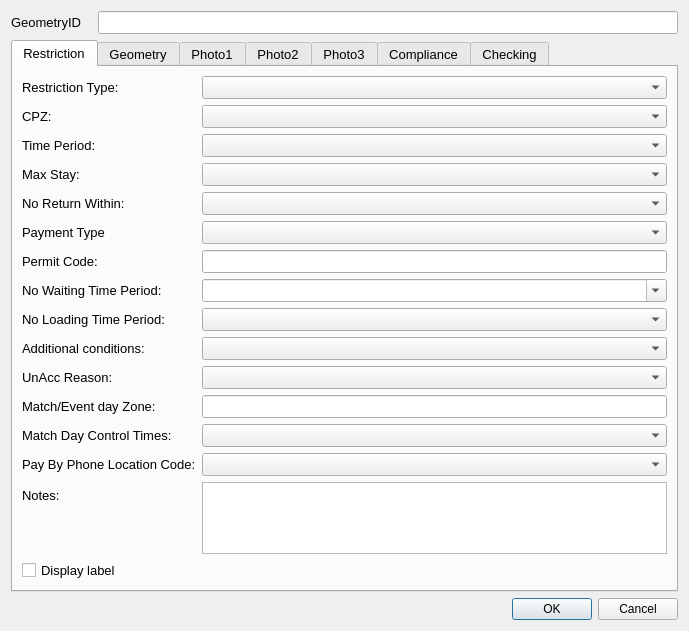
Before: the Qt Designer form ui/Supply.ui in tlh22/restrictionsWithGNSS, drawn with Qt 5.
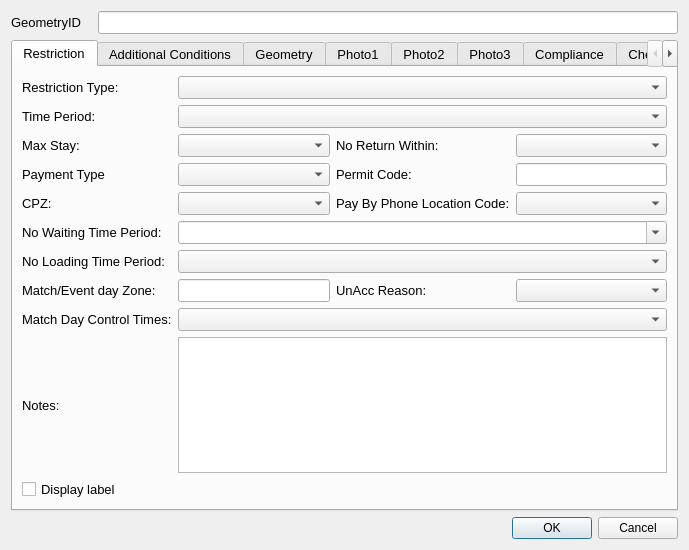
After: the same form once the commit is applied.

Commit message:
Allows multiple conditions
Not quite working as hoped ...

What changed in the file:
```diff
--- a/ui/Supply.ui
+++ b/ui/Supply.ui
@@ -121,10 +121,67 @@
       <attribute name="title">
        <string>Restriction</string>
       </attribute>
-      <layout class="QFormLayout" name="formLayout">
-       <property name="fieldGrowthPolicy">
-        <enum>QFormLayout::AllNonFixedFieldsGrow</enum>
-       </property>
+      <layout class="QGridLayout" name="gridLayout">
+       <item row="0" column="1" colspan="3">
+        <widget class="QComboBox" name="RestrictionTypeID">
+         <property name="currentIndex">
+          <number>-1</number>
+         </property>
+        </widget>
+       </item>
+       <item row="20" column="1">
+        <widget class="QLineEdit" name="MatchDayEventDayZone"/>
+       </item>
+       <item row="14" column="0">
+        <widget class="QLabel" name="lbl_WaitingTimePeriod_2">
+         <property name="minimumSize">
+          <size>
+           <width>0</width>
+           <height>0</height>
+          </size>
+         </property>
+         <property name="font">
+          <font>
+           <family>Arial</family>
+           <pointsize>10</pointsize>
+          </font>
+         </property>
+         <property name="text">
+          <string>No Loading Time Period:</string>
+         </property>
+         <property name="wordWrap">
+          <bool>true</bool>
+         </property>
+        </widget>
+       </item>
+       <item row="4" column="2">
+        <widget class="QLabel" name="lbl_NoReturn">
+         <property name="minimumSize">
+          <size>
+           <width>90</width>
+           <height>16</height>
+          </size>
+         </property>
+         <property name="font">
+          <font>
+           <family>Arial</family>
+           <pointsize>10</pointsize>
+          </font>
+         </property>
+         <property name="text">
+          <string>No Return Within:</string>
+         </property>
+        </widget>
+       </item>
+       <item row="4" column="3">
+        <widget class="QComboBox" name="NoReturnID"/>
+       </item>
+       <item row="21" column="1" colspan="3">
+        <widget class="QComboBox" name="MatchDayTimePeriodID"/>
+       </item>
+       <item row="2" column="1" colspan="3">
+        <widget class="QComboBox" name="TimePeriodID"/>
+       </item>
        <item row="0" column="0">
         <widget class="QLabel" name="lbl_RestrictionType">
          <property name="minimumSize">
@@ -144,14 +201,28 @@
          </property>
         </widget>
        </item>
-       <item row="0" column="1">
-        <widget class="QComboBox" name="RestrictionTypeID">
+       <item row="21" column="0">
+        <widget class="QLabel" name="label_7">
+         <property name="text">
+          <string>Match Day Control Times:</string>
+         </property>
+        </widget>
+       </item>
+       <item row="6" column="1">
+        <widget class="QComboBox" name="PayTypeID">
          <property name="currentIndex">
           <number>-1</number>
          </property>
         </widget>
        </item>
-       <item row="3" column="0">
+       <item row="8" column="0">
+        <widget class="QLabel" name="lbl_CPZ">
+         <property name="text">
+          <string>CPZ:</string>
+         </property>
+        </widget>
+       </item>
+       <item row="2" column="0">
         <widget class="QLabel" name="lbl_TimePeriod">
          <property name="minimumSize">
           <size>
@@ -170,8 +241,43 @@
          </property>
         </widget>
        </item>
-       <item row="3" column="1">
-        <widget class="QComboBox" name="TimePeriodID"/>
+       <item row="20" column="0">
+        <widget class="QLabel" name="label_15">
+         <property name="text">
+          <string>Match/Event day Zone:</string>
+         </property>
+        </widget>
+       </item>
+       <item row="20" column="3">
+        <widget class="QComboBox" name="UnacceptableTypeID"/>
+       </item>
+       <item row="13" column="1" colspan="3">
+        <widget class="QComboBox" name="NoWaitingTimeID">
+         <property name="editable">
+          <bool>true</bool>
+         </property>
+        </widget>
+       </item>
+       <item row="8" column="2">
+        <widget class="QLabel" name="label_13">
+         <property name="text">
+          <string>Pay By Phone Location Code:</string>
+         </property>
+        </widget>
+       </item>
+       <item row="20" column="2">
+        <widget class="QLabel" name="label_14">
+         <property name="text">
+          <string>UnAcc Reason:</string>
+         </property>
+        </widget>
+       </item>
+       <item row="6" column="2">
+        <widget class="QLabel" name="lbl_permitCode">
+         <property name="text">
+          <string>Permit Code:</string>
+         </property>
+        </widget>
        </item>
        <item row="4" column="0">
         <widget class="QLabel" name="lbl_MaxStay">
@@ -192,32 +298,26 @@
          </property>
         </widget>
        </item>
+       <item row="8" column="3">
+        <widget class="QComboBox" name="PayParkingAreaID"/>
+       </item>
+       <item row="22" column="1" colspan="3">
+        <widget class="QTextEdit" name="Notes"/>
+       </item>
+       <item row="8" column="1">
+        <widget class="QComboBox" name="CPZ"/>
+       </item>
        <item row="4" column="1">
         <widget class="QComboBox" name="MaxStayID"/>
        </item>
-       <item row="5" column="0">
-        <widget class="QLabel" name="lbl_NoReturn">
-         <property name="minimumSize">
-          <size>
-           <width>90</width>
-           <height>16</height>
-          </size>
-         </property>
-         <property name="font">
-          <font>
-           <family>Arial</family>
-           <pointsize>10</pointsize>
-          </font>
-         </property>
+       <item row="22" column="0">
+        <widget class="QLabel" name="label_2">
          <property name="text">
-          <string>No Return Within:</string>
+          <string>Notes:</string>
          </property>
         </widget>
        </item>
-       <item row="5" column="1">
-        <widget class="QComboBox" name="NoReturnID"/>
-       </item>
-       <item row="7" column="0">
+       <item row="6" column="0">
         <widget class="QLabel" name="lbl_PaymentType">
          <property name="minimumSize">
           <size>
@@ -236,100 +336,20 @@
          </property>
         </widget>
        </item>
-       <item row="7" column="1">
-        <widget class="QComboBox" name="PayTypeID">
-         <property name="currentIndex">
-          <number>-1</number>
-         </property>
-        </widget>
-       </item>
-       <item row="8" column="0">
-        <widget class="QLabel" name="lbl_permitCode">
+       <item row="23" column="0">
+        <widget class="QCheckBox" name="DisplayLabel">
          <property name="text">
-          <string>Permit Code:</string>
+          <string>Display label</string>
          </property>
         </widget>
        </item>
-       <item row="8" column="1">
+       <item row="6" column="3">
         <widget class="QLineEdit" name="PermitCode"/>
        </item>
-       <item row="11" column="0">
-        <widget class="QLabel" name="lbl_AdditionalConditions">
-         <property name="minimumSize">
-          <size>
-           <width>90</width>
-           <height>16</height>
-          </size>
-         </property>
-         <property name="font">
-          <font>
-           <family>Arial</family>
-           <pointsize>10</pointsize>
-          </font>
-         </property>
-         <property name="text">
-          <string>Additional conditions:</string>
-         </property>
-        </widget>
-       </item>
-       <item row="11" column="1">
-        <widget class="QComboBox" name="AdditionalConditionID">
-         <property name="currentIndex">
-          <number>-1</number>
-         </property>
-        </widget>
-       </item>
-       <item row="19" column="1">
-        <widget class="QTextEdit" name="Notes"/>
-       </item>
-       <item row="19" column="0">
-        <widget class="QLabel" name="label_2">
-         <property name="text">
-          <string>Notes:</string>
-         </property>
-        </widget>
-       </item>
-       <item row="1" column="0">
-        <widget class="QLabel" name="lbl_CPZ">
-         <property name="text">
-          <string>CPZ:</string>
-         </property>
-        </widget>
-       </item>
-       <item row="1" column="1">
-        <widget class="QComboBox" name="CPZ"/>
-       </item>
-       <item row="14" column="0">
-        <widget class="QLabel" name="label_7">
-         <property name="text">
-          <string>Match Day Control Times:</string>
-         </property>
-        </widget>
-       </item>
-       <item row="14" column="1">
-        <widget class="QComboBox" name="MatchDayTimePeriodID"/>
-       </item>
-       <item row="17" column="0">
-        <widget class="QLabel" name="label_13">
-         <property name="text">
-          <string>Pay By Phone Location Code:</string>
-         </property>
-        </widget>
-       </item>
-       <item row="17" column="1">
-        <widget class="QComboBox" name="PayParkingAreaID"/>
-       </item>
-       <item row="10" column="1">
+       <item row="14" column="1" colspan="3">
         <widget class="QComboBox" name="NoLoadingTimeID"/>
        </item>
-       <item row="9" column="1">
-        <widget class="QComboBox" name="NoWaitingTimeID">
-         <property name="editable">
-          <bool>true</bool>
-         </property>
-        </widget>
-       </item>
-       <item row="9" column="0">
+       <item row="13" column="0">
         <widget class="QLabel" name="lbl_WaitingTimePeriod">
          <property name="sizePolicy">
           <sizepolicy hsizetype="Preferred" vsizetype="Preferred">
@@ -357,52 +377,20 @@
          </property>
         </widget>
        </item>
-       <item row="10" column="0">
-        <widget class="QLabel" name="lbl_WaitingTimePeriod_2">
+      </layout>
+     </widget>
+     <widget class="QWidget" name="additionalconditionsTab">
+      <attribute name="title">
+       <string>Additional Conditions</string>
+      </attribute>
+      <layout class="QGridLayout" name="gridLayout_4">
+       <item row="0" column="0">
+        <widget class="QTableWidget" name="AdditionalConditionID">
          <property name="minimumSize">
           <size>
            <width>0</width>
            <height>0</height>
           </size>
-         </property>
-         <property name="font">
-          <font>
-           <family>Arial</family>
-           <pointsize>10</pointsize>
-          </font>
-         </property>
-         <property name="text">
-          <string>No Loading Time Period:</string>
-         </property>
-         <property name="wordWrap">
-          <bool>true</bool>
-         </property>
-        </widget>
-       </item>
-       <item row="12" column="0">
-        <widget class="QLabel" name="label_14">
-         <property name="text">
-          <string>UnAcc Reason:</string>
-         </property>
-        </widget>
-       </item>
-       <item row="12" column="1">
-        <widget class="QComboBox" name="UnacceptableTypeID"/>
-       </item>
-       <item row="13" column="0">
-        <widget class="QLabel" name="label_15">
-         <property name="text">
-          <string>Match/Event day Zone:</string>
-         </property>
-        </widget>
-       </item>
-       <item row="13" column="1">
-        <widget class="QLineEdit" name="MatchDayEventDayZone"/>
-       </item>
-       <item row="20" column="0">
-        <widget class="QCheckBox" name="DisplayLabel">
-         <property name="text">
-          <string>Display label</string>
          </property>
         </widget>
        </item>
```
The commit also changes 1 other file.
